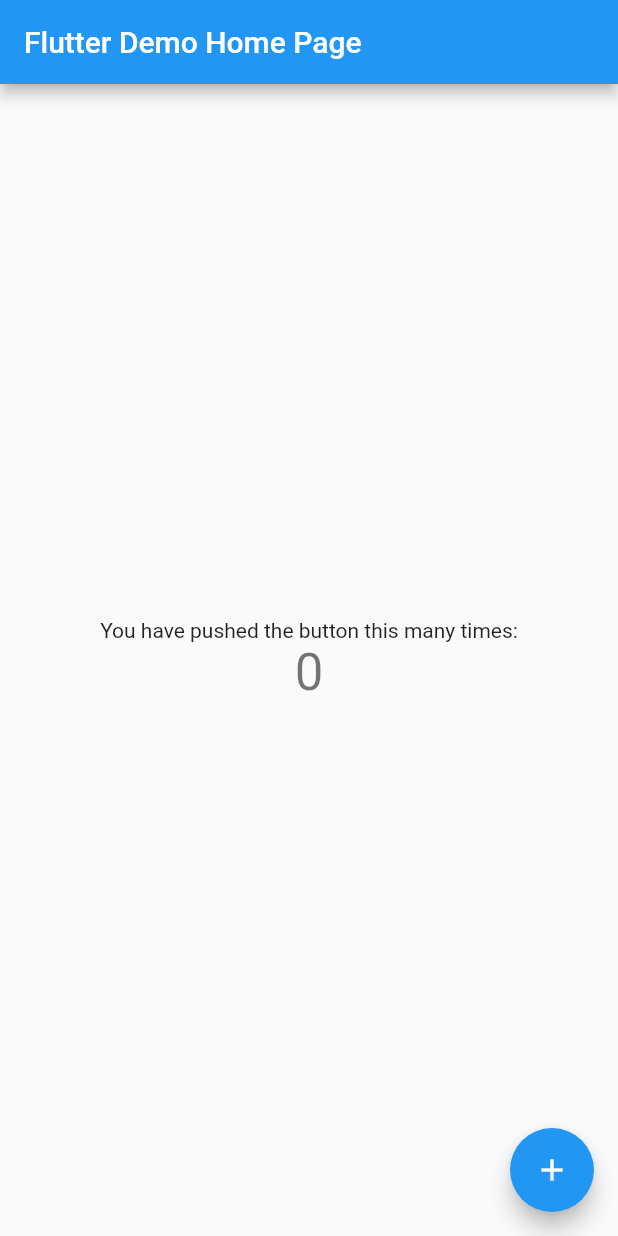
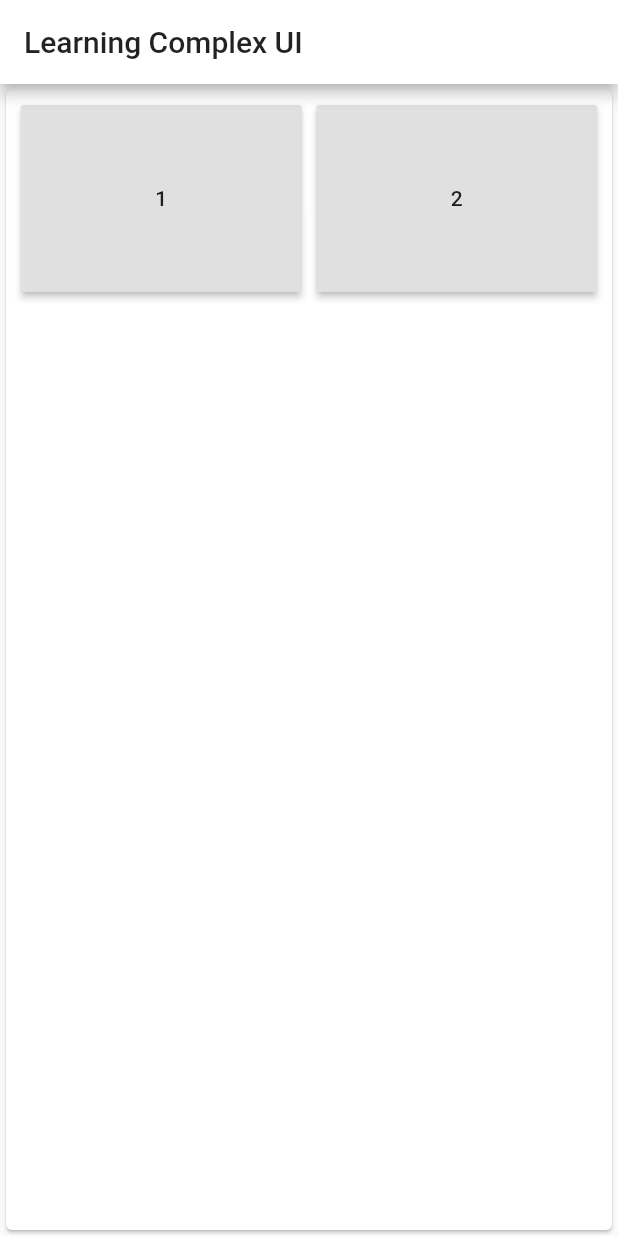
Before and after one commit to Reiko-Developer/stackui, a Flutter app: the screen it shows after launch, on a phone screen of 412 x 824 dp. Run offline on Flutter 3.47's test engine with Material 2 defaults, Android fonts, the phone set to English and light mode, and no system bars.

Commit message:
Added Stack and Transform screen
Added a HomeScreen too..

```diff
--- a/lib/main.dart
+++ b/lib/main.dart
@@ -1,4 +1,7 @@
 import 'package:flutter/material.dart';
+import 'package:stackui/screens/home_screen.dart';
+import 'package:stackui/screens/stack_screen.dart';
+import 'package:stackui/screens/transform_screen_one.dart';
 
 void main() {
   runApp(MyApp());
@@ -9,109 +12,17 @@ class MyApp extends StatelessWidget {
   @override
   Widget build(BuildContext context) {
     return MaterialApp(
-      title: 'Flutter Demo',
+      title: 'Flutter Complex UI',
       theme: ThemeData(
-        // This is the theme of your application.
-        //
-        // Try running your application with "flutter run". You'll see the
-        // application has a blue toolbar. Then, without quitting the app, try
-        // changing the primarySwatch below to Colors.green and then invoke
-        // "hot reload" (press "r" in the console where you ran "flutter run",
-        // or simply save your changes to "hot reload" in a Flutter IDE).
-        // Notice that the counter didn't reset back to zero; the application
-        // is not restarted.
         primarySwatch: Colors.blue,
-        // This makes the visual density adapt to the platform that you run
-        // the app on. For desktop platforms, the controls will be smaller and
-        // closer together (more dense) than on mobile platforms.
-        visualDensity: VisualDensity.adaptivePlatformDensity,
+        primaryColor: Colors.white,
+        accentColor: Colors.black54,
       ),
-      home: MyHomePage(title: 'Flutter Demo Home Page'),
+      home: HomeScreen(),
+      routes: {
+        StackScreen.routeName: (ctx) => StackScreen(),
+        TransformScreenOne.routeName: (ctx) => TransformScreenOne(),
+      },
     );
   }
 }
-
-class MyHomePage extends StatefulWidget {
-  MyHomePage({Key key, this.title}) : super(key: key);
-
-  // This widget is the home page of your application. It is stateful, meaning
-  // that it has a State object (defined below) that contains fields that affect
-  // how it looks.
-
-  // This class is the configuration for the state. It holds the values (in this
-  // case the title) provided by the parent (in this case the App widget) and
-  // used by the build method of the State. Fields in a Widget subclass are
-  // always marked "final".
-
-  final String title;
-
-  @override
-  _MyHomePageState createState() => _MyHomePageState();
-}
-
-class _MyHomePageState extends State<MyHomePage> {
-  int _counter = 0;
-
-  void _incrementCounter() {
-    setState(() {
-      // This call to setState tells the Flutter framework that something has
-      // changed in this State, which causes it to rerun the build method below
-      // so that the display can reflect the updated values. If we changed
-      // _counter without calling setState(), then the build method would not be
-      // called again, and so nothing would appear to happen.
-      _counter++;
-    });
-  }
-
-  @override
-  Widget build(BuildContext context) {
-    // This method is rerun every time setState is called, for instance as done
-    // by the _incrementCounter method above.
-    //
-    // The Flutter framework has been optimized to make rerunning build methods
-    // fast, so that you can just rebuild anything that needs updating rather
-    // than having to individually change instances of widgets.
-    return Scaffold(
-      appBar: AppBar(
-        // Here we take the value from the MyHomePage object that was created by
-        // the App.build method, and use it to set our appbar title.
-        title: Text(widget.title),
-      ),
-      body: Center(
-        // Center is a layout widget. It takes a single child and positions it
-        // in the middle of the parent.
-        child: Column(
-          // Column is also a layout widget. It takes a list of children and
-          // arranges them vertically. By default, it sizes itself to fit its
-          // children horizontally, and tries to be as tall as its parent.
-          //
-          // Invoke "debug painting" (press "p" in the console, choose the
-          // "Toggle Debug Paint" action from the Flutter Inspector in Android
-          // Studio, or the "Toggle Debug Paint" command in Visual Studio Code)
-          // to see the wireframe for each widget.
-          //
-          // Column has various properties to control how it sizes itself and
-          // how it positions its children. Here we use mainAxisAlignment to
-          // center the children vertically; the main axis here is the vertical
-          // axis because Columns are vertical (the cross axis would be
-          // horizontal).
-          mainAxisAlignment: MainAxisAlignment.center,
-          children: <Widget>[
-            Text(
-              'You have pushed the button this many times:',
-            ),
-            Text(
-              '$_counter',
-              style: Theme.of(context).textTheme.headline4,
-            ),
-          ],
-        ),
-      ),
-      floatingActionButton: FloatingActionButton(
-        onPressed: _incrementCounter,
-        tooltip: 'Increment',
-        child: Icon(Icons.add),
-      ), // This trailing comma makes auto-formatting nicer for build methods.
-    );
-  }
-}
--- /dev/null
+++ b/lib/screens/home_screen.dart
@@ -0,0 +1,36 @@
+import 'package:flutter/material.dart';
+import 'package:stackui/screens/stack_screen.dart';
+import 'package:stackui/screens/transform_screen_one.dart';
+
+class HomeScreen extends StatelessWidget {
+  @override
+  Widget build(BuildContext context) {
+    List screens = List<String>();
+
+    screens.add(StackScreen.routeName);
+    screens.add(TransformScreenOne.routeName);
+    return Scaffold(
+      appBar: AppBar(
+        title: Text('Learning Complex UI'),
+      ),
+      body: Card(
+        child: GridView.builder(
+          padding: const EdgeInsets.all(10.0),
+          itemCount: screens.length,
+          itemBuilder: (ctx, i) {
+            return RaisedButton(
+              child: Text((i + 1).toString()),
+              onPressed: () => Navigator.pushNamed(context, screens[i]),
+            );
+          },
+          gridDelegate: SliverGridDelegateWithFixedCrossAxisCount(
+            crossAxisCount: 2,
+            childAspectRatio: 3 / 2,
+            crossAxisSpacing: 10,
+            mainAxisSpacing: 10,
+          ),
+        ),
+      ),
+    );
+  }
+}
```
Also changed, not shown: lib/screens/stack_screen.dart (added, +84 -0 lines), lib/screens/transform_screen_one.dart (added, +141 -0 lines), 1 other file.
